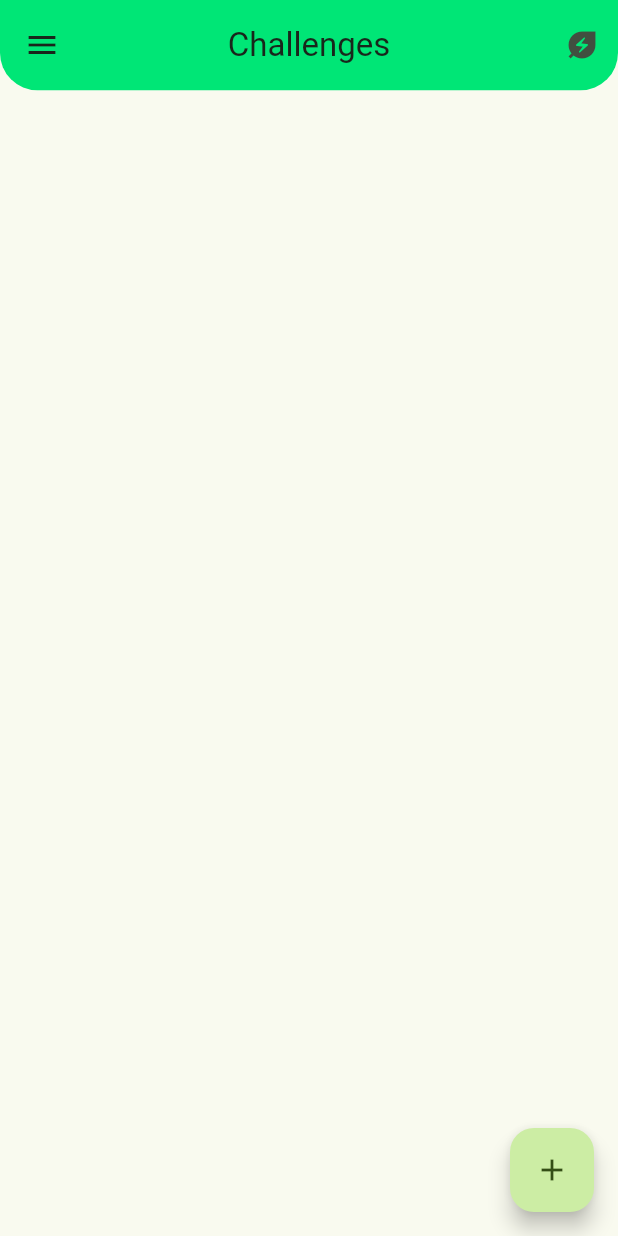
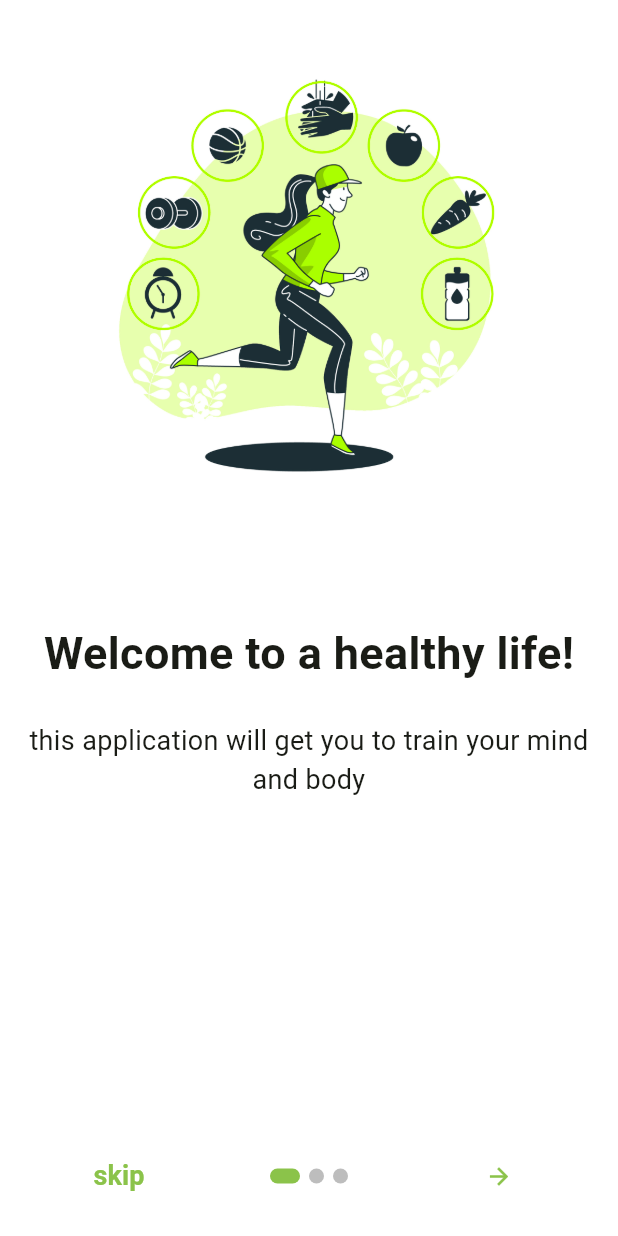
Before and after one commit to siw-ss/sqlite-flutter-app, a Flutter app: the screen it shows after launch, on a phone screen of 412 x 824 dp. Run offline on Flutter 3.47's test engine with Material 3 defaults, Android fonts, the light colour scheme and no system bars; drawn by our look-alikes of introduction_screen; our stand-ins replace get, sqflite; accounts and stored records are empty.

Commit message:
onboarding page added

```diff
--- a/lib/main.dart
+++ b/lib/main.dart
@@ -1,5 +1,6 @@
 import 'package:flutter/material.dart';
 import 'package:flutter_sqlite_app/pages/homepage.dart';
+import 'package:flutter_sqlite_app/pages/onboardingpage.dart';
 import 'package:get/get.dart';
 void main() {
   runApp(const MyApp());
@@ -18,6 +19,11 @@ class MyApp extends StatelessWidget {
           colorScheme: ColorScheme.fromSeed(seedColor: Colors.lightGreen),
           useMaterial3: true,
         ),
-        home: const HomePage());
+        getPages: [
+          GetPage(name: '/', page: ()=>OnBoardingPage(),),
+          GetPage(name: '/home', page: ()=>HomePage(),),
+        ],
+        home: OnBoardingPage(),
+    );
   }
 }
--- /dev/null
+++ b/lib/pages/onboardingpage.dart
@@ -0,0 +1,102 @@
+import 'package:flutter/foundation.dart';
+import 'package:flutter/material.dart';
+import 'package:flutter_sqlite_app/pages/homepage.dart';
+import 'package:get/get.dart';
+import 'package:introduction_screen/introduction_screen.dart';
+
+class OnBoardingPage extends StatefulWidget {
+  const OnBoardingPage({super.key});
+
+  @override
+  State<OnBoardingPage> createState() => _OnBoardingPageState();
+}
+
+class _OnBoardingPageState extends State<OnBoardingPage> {
+  @override
+  Widget build(BuildContext context) {
+    return Scaffold(
+        body: IntroductionScreen(
+      globalBackgroundColor: Colors.white,
+      scrollPhysics: BouncingScrollPhysics(),
+      pages: [
+        PageViewModel(
+          titleWidget: const Text(
+            "Welcome to a healthy life!",
+            style: TextStyle(
+              fontSize: 30,
+              fontWeight: FontWeight.bold,
+            ),
+          ),
+          body: "this application will get you to train your mind and body",
+          image: Image.asset(
+            "images/run3.jpg",
+            height: 400,
+            width: 400,
+          ),
+        ),
+        PageViewModel(
+          titleWidget: const Text(
+            "Welcome to a healthy life!",
+            style: TextStyle(
+              fontSize: 30,
+              fontWeight: FontWeight.bold,
+            ),
+          ),
+          body: "this application will get you to train your mind and body",
+          image: Image.asset(
+            "images/run2.jpg",
+            height: 400,
+            width: 400,
+          ),
+        ),
+        PageViewModel(
+          titleWidget: const Text(
+            "Welcome to a healthy life!",
+            style: TextStyle(
+              fontSize: 30,
+              fontWeight: FontWeight.bold,
+            ),
+          ),
+          body: "this application will get you to train your mind and body",
+          image: Image.asset(
+            "images/run1.jpg",
+            height: 400,
+            width: 400,
+          ),
+        ),
+      ],
+      onDone: () {
+        Get.toNamed("home");
+      },
+      onSkip: () {
+        Get.toNamed("home");
+      },
+      showSkipButton: true,
+      skip: const Text(
+        "skip",
+        style: TextStyle(
+            fontWeight: FontWeight.bold,
+            fontSize: 18,
+            color: Colors.lightGreen),
+      ),
+      next: const Icon(Icons.arrow_forward,color: Colors.lightGreen,),
+      done: const Text(
+        "done",
+        style: TextStyle(
+            fontWeight: FontWeight.bold,
+            fontSize: 18,
+            color: Colors.lightGreen),
+      ),
+      dotsDecorator: DotsDecorator(
+        size: Size.square(10.0),
+        activeSize: Size(20.0, 10.0),
+        color: Colors.black26,
+        activeColor: Colors.lightGreen,
+        spacing: EdgeInsets.symmetric(horizontal: 3.0),
+        activeShape: RoundedRectangleBorder(
+          borderRadius: BorderRadius.circular(25.0),
+        )
+      ),
+    ));
+  }
+}
--- a/pubspec.yaml
+++ b/pubspec.yaml
@@ -37,6 +37,7 @@ dependencies:
   # Use with the CupertinoIcons class for iOS style icons.
   cupertino_icons: ^1.0.2
   sqflite: ^2.3.2
+  introduction_screen: ^3.1.12
 
 dev_dependencies:
   flutter_test:
@@ -61,8 +62,8 @@ flutter:
   uses-material-design: true
 
   # To add assets to your application, add an assets section, like this:
-  # assets:
-  #   - images/a_dot_burr.jpeg
+  assets:
+    - images/
   #   - images/a_dot_ham.jpeg
 
   # An image asset can refer to one or more resolution-specific "variants", see
```
Also changed, not shown: images/run1.jpg (added), images/run2.jpg (added), images/run3.jpg (added), pubspec.lock.
